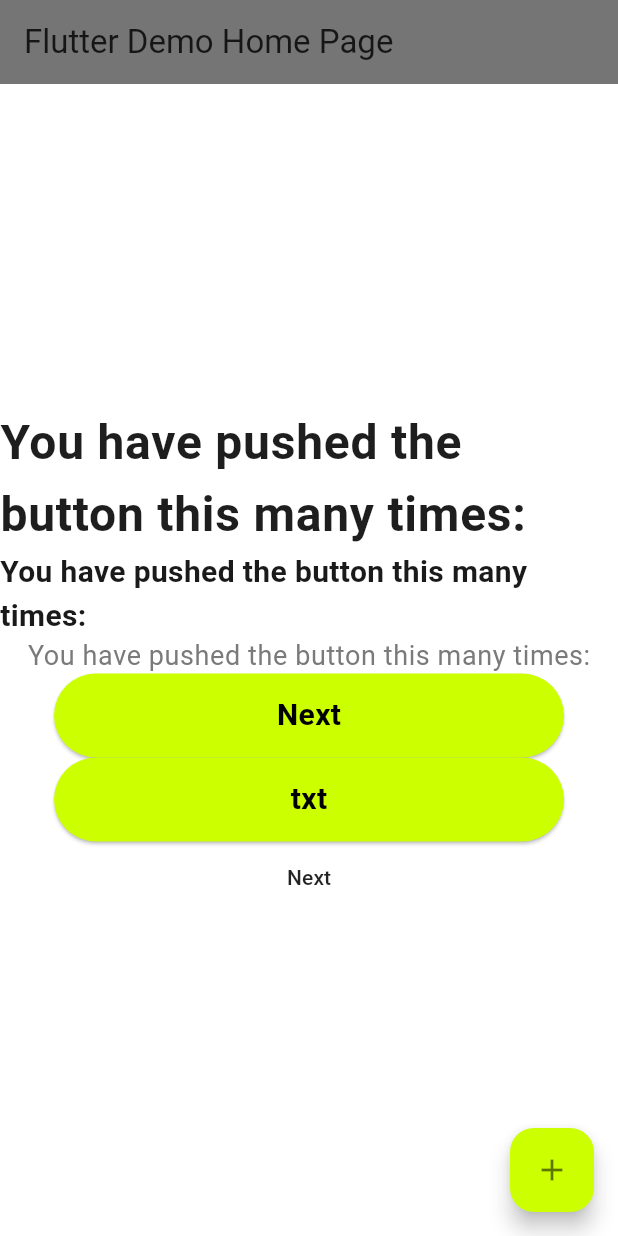
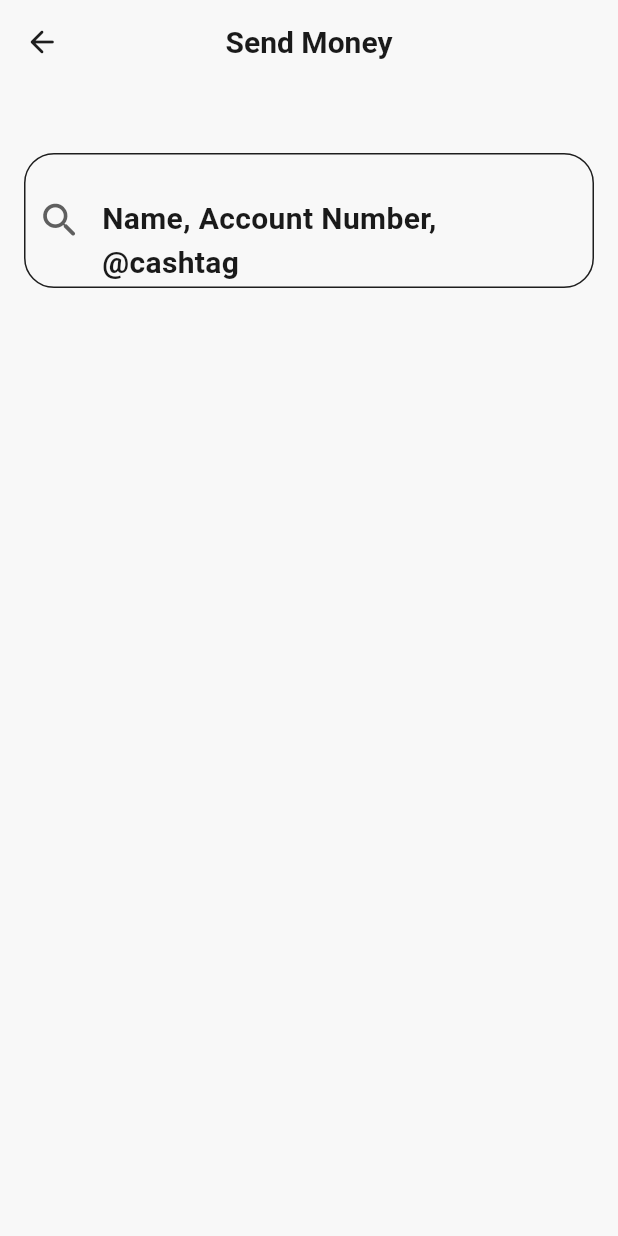
Before and after one commit to ENG2Osama/financial_app, a Flutter app: the screen it shows after launch, on a phone screen of 412 x 824 dp. Run offline on Flutter 3.47's test engine with Material 3 defaults, Android fonts, the phone set to English and light mode, and no system bars.

Commit message:
start build send money page

```diff
--- /dev/null
+++ b/devtools_options.yaml
@@ -0,0 +1,3 @@
+description: This file stores settings for Dart & Flutter DevTools.
+documentation: https://docs.flutter.dev/tools/devtools/extensions#configure-extension-enablement-states
+extensions:
--- a/lib/core/constants/appSizes.dart
+++ b/lib/core/constants/appSizes.dart
@@ -1,8 +1,8 @@
 import 'package:flutter/material.dart';
 
-class appsizes {
+class Appsizes {
   static double borderRadius = 100.0;
-  static int padding = 16;
+  static double padding = 16;
   static int spaceSmall = 8;
   static int spaceMedium = 16;
 
--- a/lib/core/theme/appTheme.dart
+++ b/lib/core/theme/appTheme.dart
@@ -4,9 +4,9 @@ import 'package:financial_app/core/theme/light/colorSchemelight.dart';
 import 'package:financial_app/core/theme/light/textThemeLight.dart';
 import 'package:flutter/material.dart';
 
-class appTheme {
+class Apptheme {
   static ThemeData lightTheme = ThemeData(
-    textTheme: textthemelight.textTheme,
+    textTheme: Textthemelight.textTheme,
     colorScheme: colorschemelight.colorScheme,
     elevatedButtonTheme: ElevatedButtonThemeData(
       style: ElevatedButton.styleFrom(
@@ -14,7 +14,7 @@ class appTheme {
         minimumSize: Size(163, 56),
         shape: RoundedRectangleBorder(
           borderRadius: BorderRadius.all(
-            Radius.circular(appsizes.borderRadius),
+            Radius.circular(Appsizes.borderRadius),
           ),
         ),
         backgroundColor: appcolors.primary,
--- a/lib/core/theme/light/textThemeLight.dart
+++ b/lib/core/theme/light/textThemeLight.dart
@@ -1,7 +1,7 @@
 import 'package:financial_app/core/constants/appColors.dart';
 import 'package:flutter/material.dart';
 
-class textthemelight {
+class Textthemelight {
   static TextTheme textTheme = TextTheme(
     bodyLarge: TextStyle(fontSize: 32, fontWeight: FontWeight.bold),
     bodyMedium: TextStyle(
--- /dev/null
+++ b/lib/feature/Send_mony/view/choicePersonView.dart
@@ -0,0 +1,57 @@
+import 'package:financial_app/core/constants/appColors.dart';
+import 'package:financial_app/core/constants/appSizes.dart';
+import 'package:financial_app/core/theme/light/textThemeLight.dart';
+import 'package:flutter/material.dart';
+
+class Choicepersonview extends StatelessWidget {
+  const Choicepersonview({super.key});
+
+  @override
+  Widget build(BuildContext context) {
+    return Scaffold(
+      // Textthemelight
+      backgroundColor:appcolors.background,
+appBar: AppBar(
+  leading: Icon(Icons.arrow_back_rounded,),
+  title: Text("Send Money",
+  style: Textthemelight.textTheme.bodyMedium,
+  // style: TextStyle(color: appcolors.primary),
+  ) ,
+  centerTitle: true,
+  backgroundColor: appcolors.background,),
+  body: Column(
+
+    children: [
+      Container(
+
+        padding: EdgeInsets.all(Appsizes.padding ),
+        margin: EdgeInsets.only(top: 30),
+        child: TextField(
+
+          decoration: InputDecoration(
+            hint: Text("Name, Account Number, @cashtag"),
+
+            hintStyle: TextStyle(color: Colors.grey),
+            // filled: false,
+            border: OutlineInputBorder(
+
+            borderRadius: BorderRadius.all(Radius.circular(20)),
+            borderSide: BorderSide()
+            ),
+            prefixIcon: Icon(Icons.search_rounded, size: 30,color: appcolors.border,),
+            prefixIconColor: appcolors.border,
+            // fillColor: Color.fromARGB(0, 66, 66, 143)
+          ),
+        ),
+      ),
+      // ListView(
+      //   children: [
+
+      //   ],
+      // ),
+    ],
+  ),
+
+    );
+  }
+}
--- a/lib/main.dart
+++ b/lib/main.dart
@@ -1,8 +1,8 @@
 import 'dart:math';
 
-import 'package:financial_app/core/constants/appColors.dart';
 import 'package:financial_app/core/theme/appTheme.dart';
 import 'package:financial_app/core/widgets/ButtomPrimary.dart';
+import 'package:financial_app/feature/Send_mony/view/choicePersonView.dart';
 import 'package:flutter/material.dart';
 
 void main() {
@@ -16,9 +16,11 @@ class MyApp extends StatelessWidget {
   @override
   Widget build(BuildContext context) {
     return MaterialApp(
+      debugShowCheckedModeBanner: false,
       title: 'Flutter Demo',
-      theme: appTheme.lightTheme,
-      home: const MyHomePage(title: 'Flutter Demo Home Page'),
+      theme: Apptheme.lightTheme,
+      home: Choicepersonview(),
+      // home: const MyHomePage(title: 'Flutter Demo Home Page'),
     );
   }
 }
```
